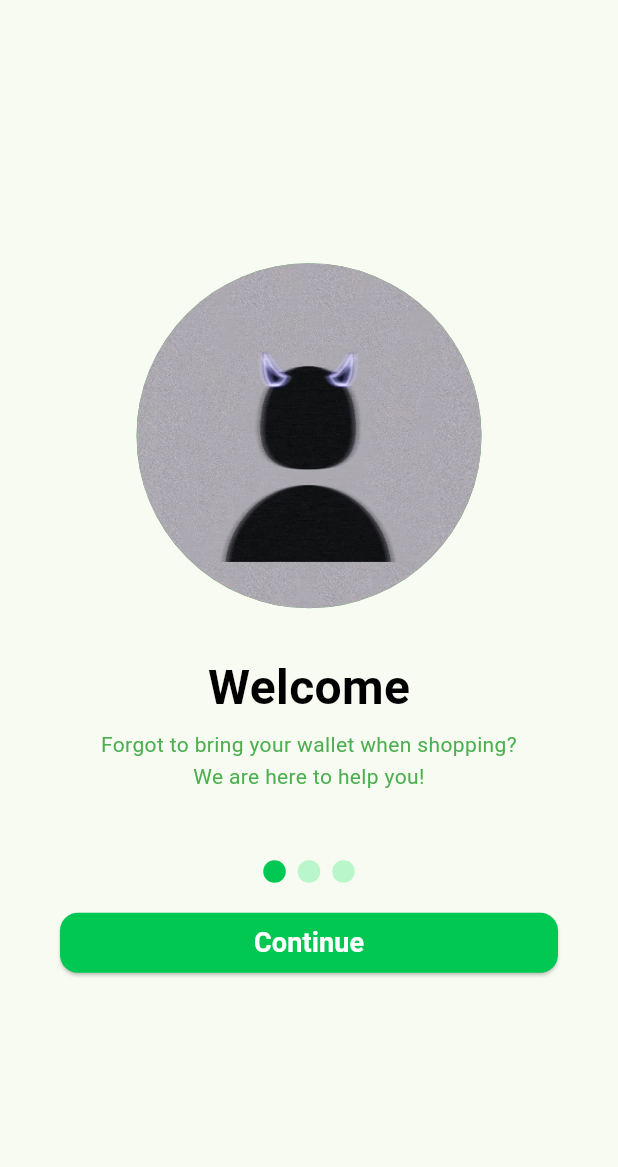
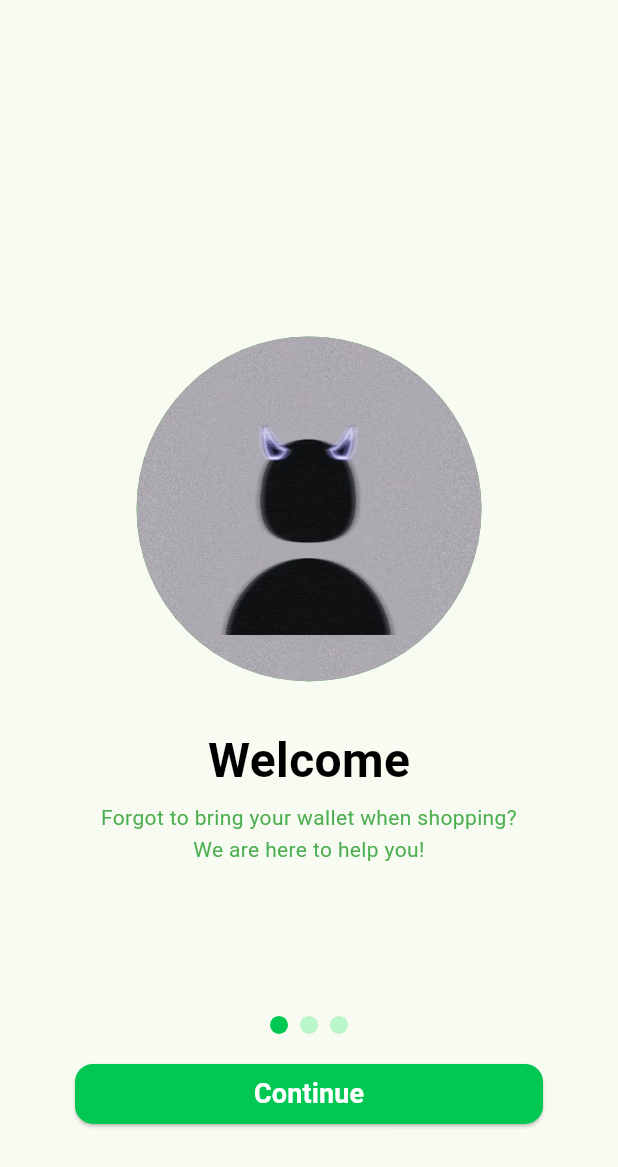
Before and after one commit to zaqimaulana/-KB1179-1123150048-uts-, a Flutter app: the screen it shows after launch, on a phone screen of 412 x 824 dp. Shown: the top 1167 px of the screen. Run offline on Flutter 3.47's test engine with Material 3 defaults, Android fonts, the phone set to English and light mode, and no system bars.

Commit message:
menambahkan spacer dan menambakan sedikit revisi pada bulat 3 dan button continue

```diff
--- a/lib/splash_screen_1.dart
+++ b/lib/splash_screen_1.dart
@@ -10,6 +10,9 @@ class SplashScreen1 extends StatelessWidget {
         child: Column(
           mainAxisAlignment: MainAxisAlignment.center,
           children: [
+            Spacer(
+            flex: 3,
+            ),
             Container(
               width: 230,
               height: 230,
@@ -49,15 +52,15 @@ class SplashScreen1 extends StatelessWidget {
               ),
             ),
 
-            const SizedBox(height: 45),
+            const SizedBox(height: 100),
 
             // 3 Bullet Indicator
             Row(
               mainAxisAlignment: MainAxisAlignment.center,
               children: [
                 Container(
-                  width: 15,
-                  height: 15,
+                  width: 12,
+                  height: 12,
                   margin: const EdgeInsets.symmetric(horizontal: 4),
                   decoration: const BoxDecoration(
                     shape: BoxShape.circle,
@@ -65,8 +68,8 @@ class SplashScreen1 extends StatelessWidget {
                   ),
                 ),
                 Container(
-                  width: 15,
-                  height: 15,
+                  width: 12,
+                  height: 12,
                   margin: const EdgeInsets.symmetric(horizontal: 4),
                   decoration: const BoxDecoration(
                     shape: BoxShape.circle,
@@ -74,8 +77,8 @@ class SplashScreen1 extends StatelessWidget {
                   ),
                 ),
                 Container(
-                  width: 15,
-                  height: 15,
+                  width: 12,
+                  height: 12,
                   margin: const EdgeInsets.symmetric(horizontal: 4),
                   decoration: const BoxDecoration(
                     shape: BoxShape.circle,
@@ -89,7 +92,7 @@ class SplashScreen1 extends StatelessWidget {
 
             // Tombol Continue
             Container(
-              margin: const EdgeInsets.symmetric(horizontal: 40),
+              margin: const EdgeInsets.symmetric(horizontal: 50),
               child: SizedBox(
                 width: double.infinity,
                 height: 40,
@@ -114,6 +117,10 @@ class SplashScreen1 extends StatelessWidget {
                 ),
               ),
             ),
+
+            Spacer(
+            flex: 1,
+            ),
           ],
         ),
       ),
```
